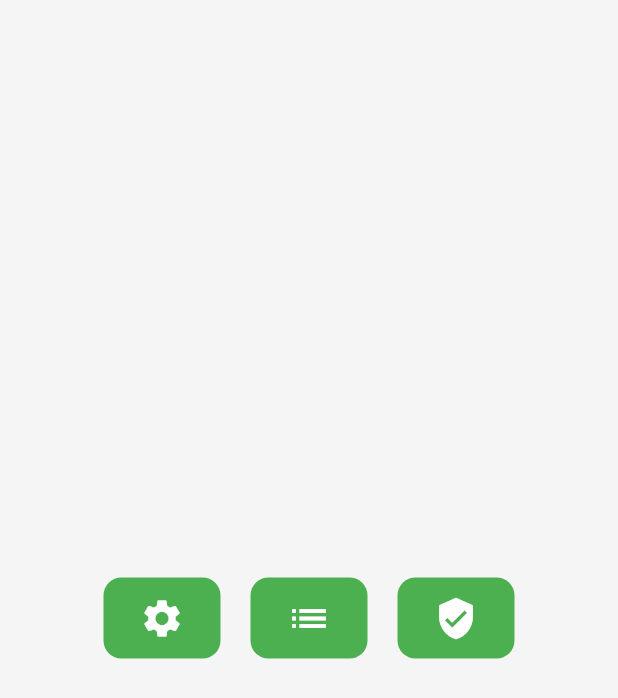
After one commit to emrekemanc/flutter_application_2, a Flutter app: the screen it shows after launch, on a phone screen of 412 x 824 dp. The commit adds this screen. Shown: the top 698 px of the screen. Run offline on Flutter 3.47's test engine with Material 3 defaults, Android fonts, the phone set to English and light mode, and no system bars; our stand-ins replace go_router.

Commit message:
I updated path design and appcoordinator

```diff
--- /dev/null
+++ b/lib/app/app_coordinator/app_coordinator.dart
@@ -0,0 +1,54 @@
+import 'package:flutter_application_2/presentation/screens/home_page_view.dart';
+import 'package:go_router/go_router.dart';
+import '../../presentation/screens/settings_page_view.dart';
+import '../../presentation/screens/profile_page_view.dart';
+import '../../presentation/screens/list_page_view.dart';
+import 'route_paths.dart';
+
+class Appcoordinator {
+  static final Appcoordinator _instance = Appcoordinator._internal();
+  factory Appcoordinator() => _instance;
+  Appcoordinator._internal();
+
+  final GoRouter router = GoRouter(
+    initialLocation: RoutePaths.home,
+    routes: <GoRoute>[
+      GoRoute(
+        path: RoutePaths.home,
+        builder: (context, state) => HomePageView(),
+      ),
+      GoRoute(
+        path: RoutePaths.list,
+        builder: (context, state) => ListPageView(),
+      ),
+      GoRoute(
+        path: RoutePaths.profile,
+        builder: (context, state) => ProfilePageView(),
+      ),
+      GoRoute(
+        path: RoutePaths.settings,
+        builder: (context, state) => Settingspageview(),
+      ),
+    ],
+  );
+
+  Future<void> navigateToSettings() async {
+    await router.push(RoutePaths.settings);
+  }
+
+  Future<void> navigateToProfile() async {
+    await router.push(RoutePaths.profile);
+  }
+
+  Future<void> navigateToList() async {
+    await router.push(RoutePaths.list);
+  }
+
+  Future<void> navigateToMain() async {
+    await router.push(RoutePaths.home);
+  }
+
+  void goBack() {
+    router.pop();
+  }
+}
--- a/lib/route_paths.dart
+++ b/lib/app/app_coordinator/route_paths.dart
@@ -1,5 +1,5 @@
 class RoutePaths {
-  static const String main = '/';
+  static const String home = '/';
   static const String profile = '/profile_page_view.dart';
   static const String settings = '/settings_page_view.dart';
   static const String list = '/list_page_view.dart';
--- /dev/null
+++ b/lib/app/main.dart
@@ -0,0 +1,22 @@
+import 'package:flutter/material.dart';
+import 'package:flutter_application_2/app/app_coordinator/app_coordinator.dart';
+import 'package:flutter_application_2/app/app_theme.dart';
+
+void main() {
+  runApp(MainApp());
+}
+
+class MainApp extends StatelessWidget {
+  final appcoordinator = Appcoordinator();
+  MainApp({super.key});
+
+  @override
+  Widget build(BuildContext context) {
+    return MaterialApp.router(
+      routerConfig: appcoordinator.router,
+      theme: AppTheme.lightTheme,
+      darkTheme: AppTheme.darkTheme,
+      themeMode: ThemeMode.system,
+    );
+  }
+}
--- a/lib/app_coordinator.dart
+++ /dev/null
@@ -1,44 +0,0 @@
-import 'package:flutter/material.dart';
-import 'settings_page_view.dart';
-import 'profile_page_view.dart';
-import 'list_page_view.dart';
-import 'route_paths.dart';
-
-class Appcoordinator {
-  static final Appcoordinator _instance = Appcoordinator._internal();
-  factory Appcoordinator() => _instance;
-  Appcoordinator._internal();
-  final GlobalKey<NavigatorState> navigatorKey = GlobalKey<NavigatorState>();
-  NavigatorState? get _navigator => navigatorKey.currentState;
-
-  String get initialRoute => RoutePaths.main;
-
-  Map<String, WidgetBuilder> get routes => {
-    RoutePaths.settings: (context) => Settingspageview(),
-    RoutePaths.profile: (context) => ProfilePageView(),
-    RoutePaths.list: (context) => ListPageView(),
-  };
-
-  Future<void> navigateToSettings() async {
-    await _navigator?.pushNamed(RoutePaths.settings);
-  }
-
-  Future<void> navigateToProfile() async {
-    await _navigator?.pushNamed(RoutePaths.profile);
-  }
-
-  Future<void> navigateToList() async {
-    await _navigator?.pushNamed(RoutePaths.list);
-  }
-
-  Future<void> navigateToMain() async {
-    await _navigator?.pushNamedAndRemoveUntil(
-      RoutePaths.main,
-      (route) => false,
-    );
-  }
-
-  void goBack() {
-    _navigator?.pop();
-  }
-}
--- /dev/null
+++ b/lib/presentation/screens/home_page_view.dart
@@ -0,0 +1,50 @@
+import 'package:flutter/material.dart';
+import 'package:flutter_application_2/app/app_coordinator/app_coordinator.dart';
+import 'package:flutter_application_2/presentation/customs/custom_button.dart';
+
+class HomePageView extends StatelessWidget {
+  HomePageView({super.key});
+  final appcoordinator = Appcoordinator();
+  @override
+  Widget build(BuildContext context) {
+    return Scaffold(
+      body: Builder(
+        builder: (context) {
+          return Center(
+            child: Column(
+              mainAxisAlignment: MainAxisAlignment.center,
+              children: [
+                Row(
+                  mainAxisAlignment: MainAxisAlignment.center,
+                  spacing: 20,
+                  children: [
+                    CustomIconButton(
+                      icon: Icons.settings,
+                      onPressed: () {
+                        appcoordinator.navigateToSettings();
+                      },
+                    ),
+                    CustomIconButton(
+                      icon: Icons.list,
+
+                      onPressed: () {
+                        appcoordinator.navigateToList();
+                      },
+                    ),
+                    CustomIconButton(
+                      icon: Icons.verified_user,
+
+                      onPressed: () {
+                        appcoordinator.navigateToProfile();
+                      },
+                    ),
+                  ],
+                ),
+              ],
+            ),
+          );
+        },
+      ),
+    );
+  }
+}
--- a/lib/list_page_view.dart
+++ b/lib/presentation/screens/list_page_view.dart
@@ -1,6 +1,6 @@
 import 'package:flutter/material.dart';
-import 'package:flutter_application_2/app_coordinator.dart';
-import 'package:flutter_application_2/custom_button.dart';
+import 'package:flutter_application_2/app/app_coordinator/app_coordinator.dart';
+import 'package:flutter_application_2/presentation/customs/custom_button.dart';
 
 class ListPageView extends StatelessWidget {
   final appcoordinator = Appcoordinator();
--- a/lib/profile_page_view.dart
+++ b/lib/presentation/screens/profile_page_view.dart
@@ -1,6 +1,6 @@
 import 'package:flutter/material.dart';
-import 'package:flutter_application_2/app_coordinator.dart';
-import 'package:flutter_application_2/custom_button.dart';
+import 'package:flutter_application_2/app/app_coordinator/app_coordinator.dart';
+import 'package:flutter_application_2/presentation/customs/custom_button.dart';
 
 class ProfilePageView extends StatelessWidget {
   final appcoordinator = Appcoordinator();
--- a/lib/settings_page_view.dart
+++ b/lib/presentation/screens/settings_page_view.dart
@@ -1,6 +1,6 @@
 import 'package:flutter/material.dart';
-import 'package:flutter_application_2/app_coordinator.dart';
-import 'package:flutter_application_2/custom_button.dart';
+import 'package:flutter_application_2/app/app_coordinator/app_coordinator.dart';
+import 'package:flutter_application_2/presentation/customs/custom_button.dart';
 
 class Settingspageview extends StatelessWidget {
   final appcoordinator = Appcoordinator();
--- a/pubspec.yaml
+++ b/pubspec.yaml
@@ -1,6 +1,6 @@
 name: flutter_application_2
 description: "A new Flutter project."
-publish_to: 'none'
+publish_to: "none"
 version: 0.1.0
 
 environment:
@@ -9,6 +9,7 @@ environment:
 dependencies:
   flutter:
     sdk: flutter
+  go_router: ^16.3.0
 
 dev_dependencies:
   flutter_test:
```
Also changed, not shown: lib/main.dart (deleted, +0 -64 lines), lib/app/app_theme.dart (renamed from lib/app_theme.dart), lib/presentation/customs/custom_button.dart (renamed from lib/custom_button.dart), pubspec.lock.
